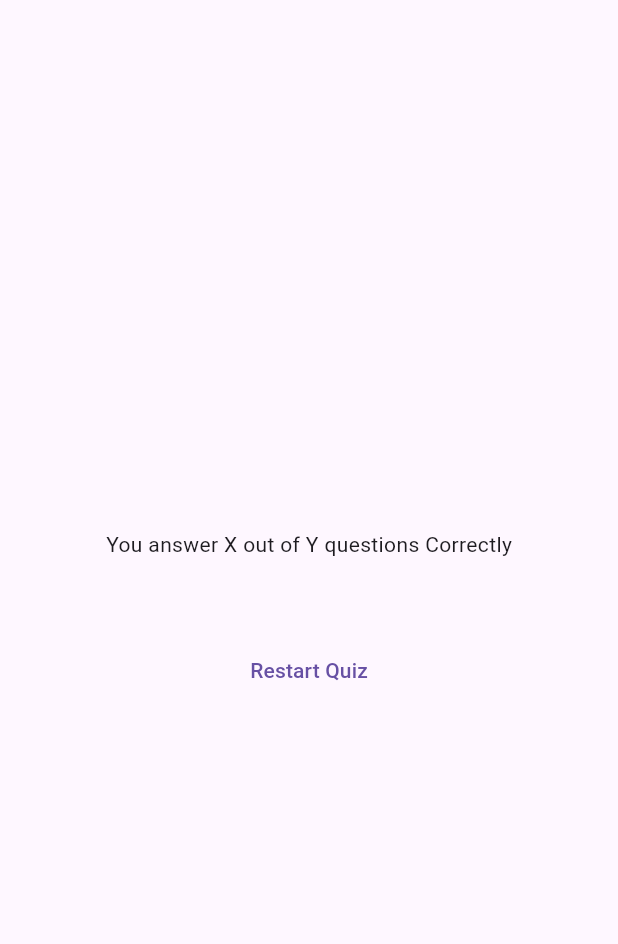
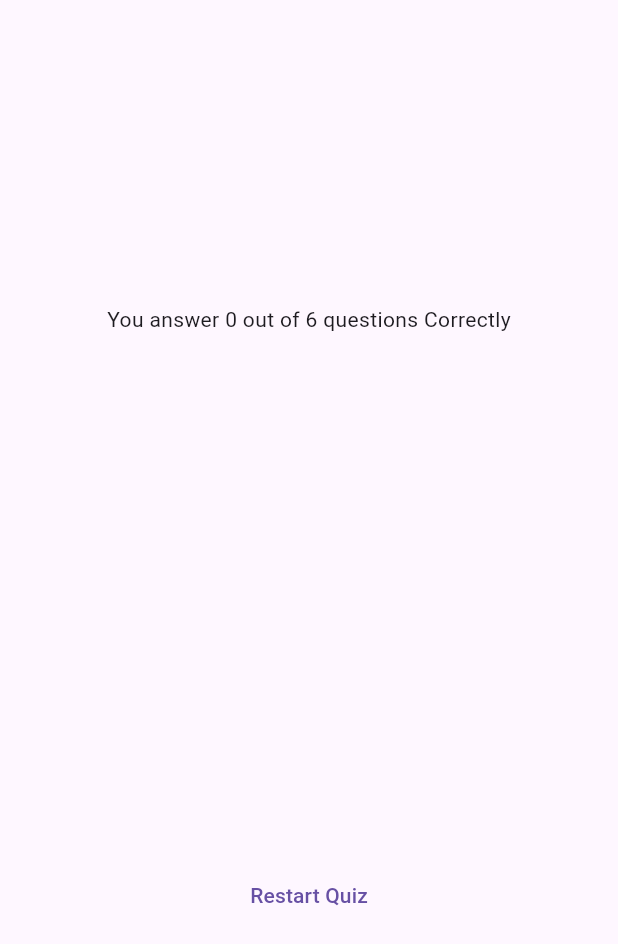
Before and after one commit to Thabo-Tshabalala/QuizApp, a Flutter app: the ResultsScreen widget shown alone on an empty page, opened directly with empty values, on a phone screen of 412 x 824 dp. Shown: the top 944 px of the screen. Run offline on Flutter 3.47's test engine with Material 3 defaults, Android fonts, the phone set to English and light mode, and no system bars; our stand-ins replace google_fonts.

Commit message:
Done with Questions Summary

```diff
--- a/quiz_app/lib/questions_summary.dart
+++ b/quiz_app/lib/questions_summary.dart
@@ -6,7 +6,10 @@ class QuestionsSummary extends StatelessWidget {
   final List<Map<String, Object>> summaryData;
   @override
   Widget build(BuildContext context) {
-    return Column(
+    return SizedBox(
+      height: 300,
+      child: SingleChildScrollView(
+        child: Column(
             children: summaryData
                 .map((data) => Row(
                       children: [
@@ -25,6 +28,8 @@ class QuestionsSummary extends StatelessWidget {
                         ),
                       ],
                     ))
-            .toList());
+                .toList()),
+      ),
+    );
   }
 }
--- a/quiz_app/lib/results_screen.dart
+++ b/quiz_app/lib/results_screen.dart
@@ -23,6 +23,11 @@ class ResultsScreen extends StatelessWidget {
 
   @override
   Widget build(BuildContext context) {
+    final summaryData = getSummaryData();
+    final numTotalQuestions = springBootQuestions.length;
+    final numCorrectAnswers = summaryData
+        .where((data) => data['user_answer'] == data['correct_answer'])
+        .length;
     return SizedBox(
         width: double.infinity,
         child: Container(
@@ -30,7 +35,8 @@ class ResultsScreen extends StatelessWidget {
             child: Column(
               mainAxisAlignment: MainAxisAlignment.center,
               children: [
-                const Text('You answer X out of Y questions Correctly'),
+                Text(
+                    'You answer $numCorrectAnswers out of $numTotalQuestions questions Correctly'),
                 const SizedBox(
                   height: 25,
                 ),
```
Lines whose indentation alone changed are shown as unchanged.
